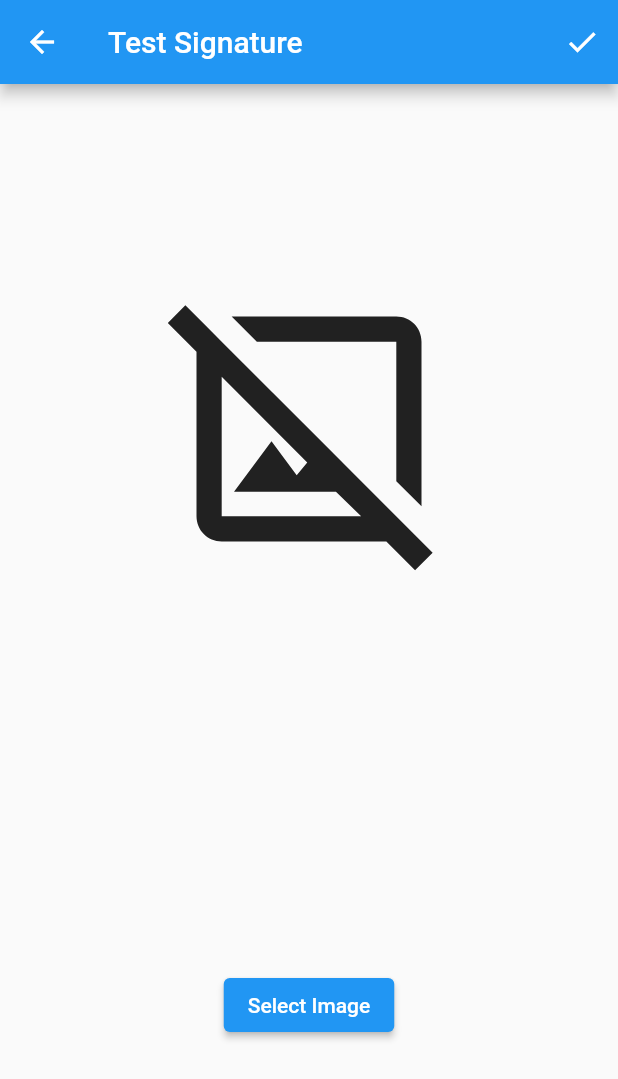
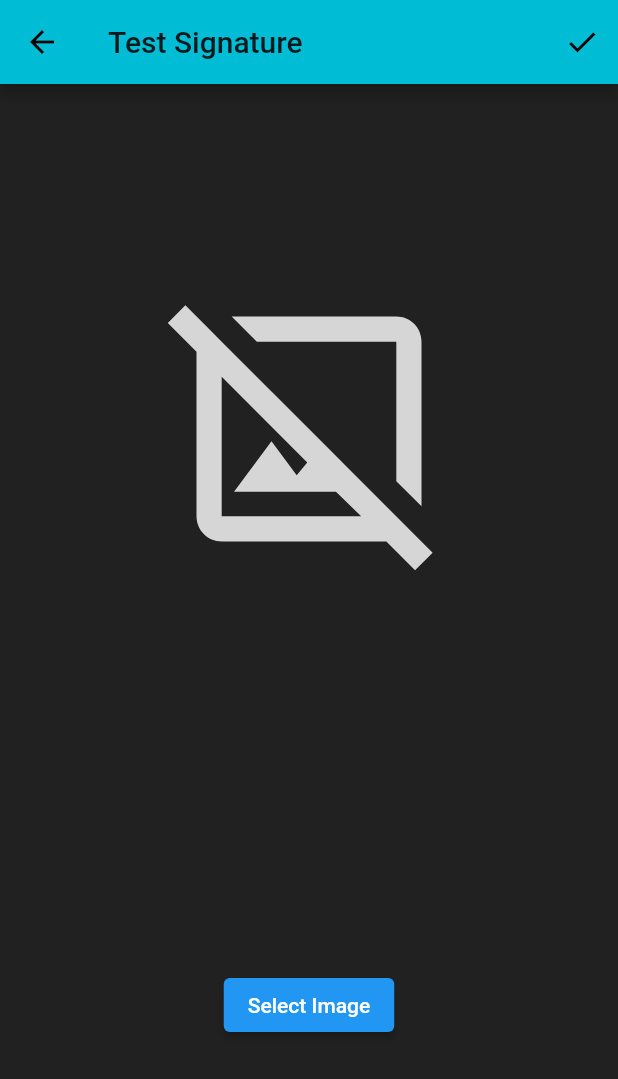
Before and after one commit to SMSHKR/ProjectSV_Flutter, a Flutter app: the TestPage screen opened directly, on a phone screen of 412 x 824 dp. Shown: the top 1079 px of the screen. Run offline on Flutter 3.47's test engine with Material 2 defaults, Android fonts, the phone set to English and light mode, and no system bars; our stand-ins replace file_picker, image_picker, percent_indicator, shared_preferences, toast; accounts and stored records are empty.

Commit message:
Add Theme to set App color

```diff
--- a/lib/main.dart
+++ b/lib/main.dart
@@ -4,6 +4,12 @@ import 'package:projectsv_flutter/views/home_page.dart';
 void main() {
   runApp(new MaterialApp(
     title: "Signature Verification",
+    theme: ThemeData(
+      brightness: Brightness.dark,
+      scaffoldBackgroundColor: Colors.grey[900],
+      primaryColor: Colors.cyan,
+      accentColor: Colors.cyanAccent
+    ),
     home: HomePage(),
   ));
 }
--- a/lib/views/test_page.dart
+++ b/lib/views/test_page.dart
@@ -98,6 +98,7 @@ class _TestPageState extends State<TestPage> {
       return Icon(
         Icons.image_not_supported_outlined,
         size: 200,
+        color: Colors.grey[350],
       );
   }
 
```
